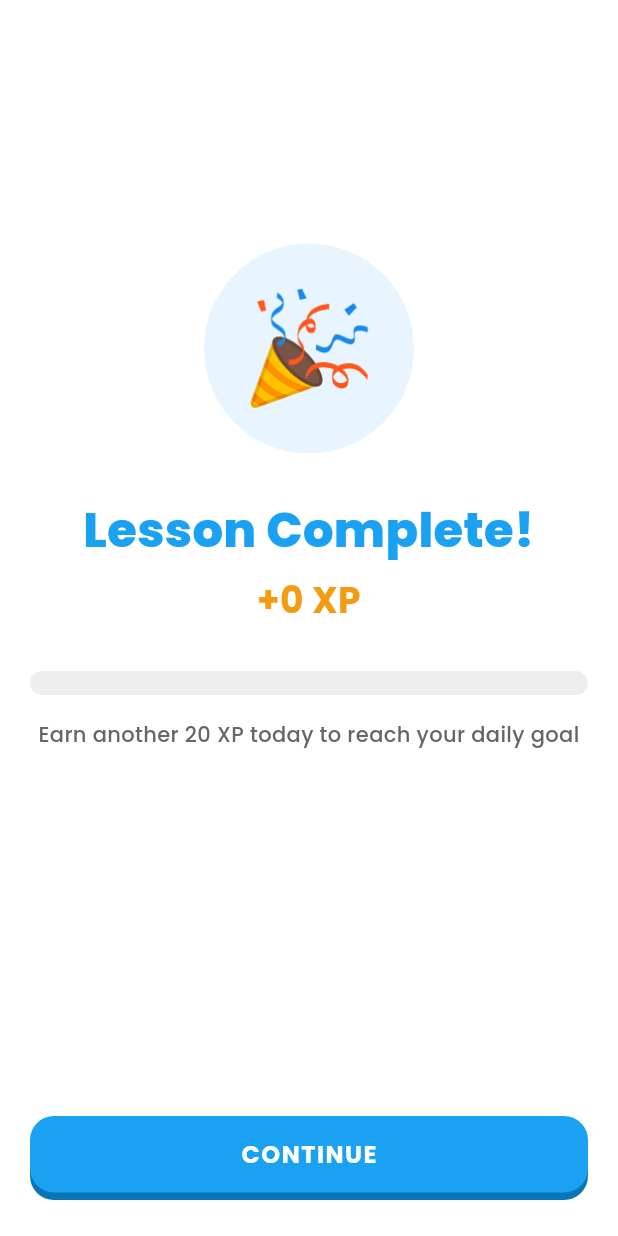
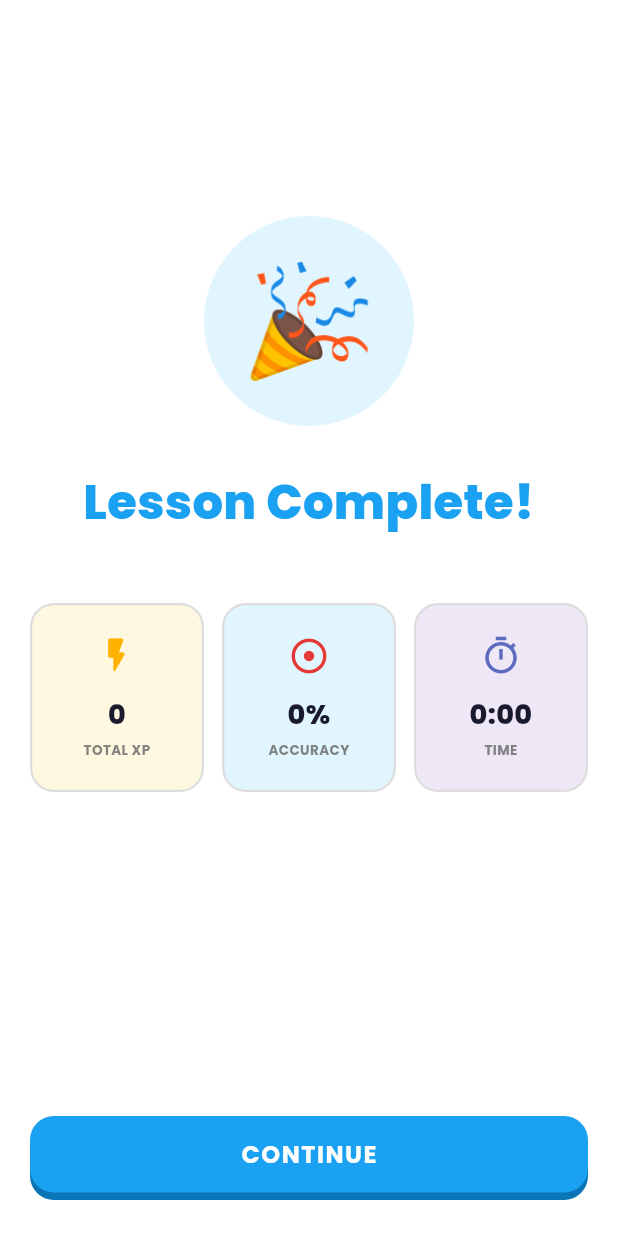
Before and after one commit to tareqsifat/quizlo_flutter, a Flutter app: the QuizCompletedScreen screen opened by its route, on a phone screen of 412 x 824 dp. Run offline on Flutter 3.47's test engine with Material 3 defaults, Android fonts, the phone set to English and light mode, and no system bars; our stand-ins replace dio, equatable, flutter_riverpod, flutter_secure_storage, fluttertoast, go_router and 5 more; accounts and stored records are empty; network calls fail.

Commit message:
fixed strak screen, add top stakc and streak count and profile

```diff
--- a/lib/features/quiz_engine/presentation/pages/quiz_completed_screen.dart
+++ b/lib/features/quiz_engine/presentation/pages/quiz_completed_screen.dart
@@ -66,10 +66,7 @@ class _QuizCompletedScreenState extends State<QuizCompletedScreen> {
   }
 
   Widget _buildLessonCompletePage() {
-    final dailyGoal = HiveStorage.getDailyGoal();
     final pointsEarned = widget.points;
-    final remainingXp = (dailyGoal - pointsEarned).clamp(0, dailyGoal);
-    final progressFraction = (pointsEarned / dailyGoal).clamp(0.0, 1.0);
 
     return SafeArea(
       child: Padding(
@@ -82,8 +79,8 @@ class _QuizCompletedScreenState extends State<QuizCompletedScreen> {
             Container(
               width: 140,
               height: 140,
-              decoration: BoxDecoration(
-                color: AppColors.primarySurface,
+              decoration: const BoxDecoration(
+                color: Color(0xFFE1F5FE), // light blue
                 shape: BoxShape.circle,
               ),
               child: const Center(
@@ -102,49 +99,41 @@ class _QuizCompletedScreenState extends State<QuizCompletedScreen> {
               ),
               textAlign: TextAlign.center,
             ),
-            const SizedBox(height: 12),
-            Text(
-              '+$pointsEarned XP',
-              style: AppTextStyles.h2.copyWith(
-                color: AppColors.accent,
-                fontSize: 24,
-                fontWeight: FontWeight.w700,
-              ),
-              textAlign: TextAlign.center,
-            ),
-            const SizedBox(height: 32),
+            const SizedBox(height: 48),
 
-            // Progress bar to daily goal
-            Container(
-              width: double.infinity,
-              height: 16,
-              decoration: BoxDecoration(
-                color: AppColors.divider,
-                borderRadius: BorderRadius.circular(50),
-              ),
-              child: FractionallySizedBox(
-                alignment: Alignment.centerLeft,
-                widthFactor: progressFraction,
-                child: Container(
-                  decoration: BoxDecoration(
-                    gradient: const LinearGradient(
-                      colors: [AppColors.accent, AppColors.accentLight],
-                    ),
-                    borderRadius: BorderRadius.circular(50),
+            // 3 Info Cards Row
+            Row(
+              children: [
+                Expanded(
+                  child: _buildInfoCard(
+                    icon: Icons.flash_on_rounded,
+                    iconColor: const Color(0xFFFFB300),
+                    value: '$pointsEarned',
+                    label: 'TOTAL XP',
+                    bgColor: const Color(0xFFFFF8E1),
                   ),
                 ),
+                const SizedBox(width: 12),
+                Expanded(
+                  child: _buildInfoCard(
+                    icon: Icons.adjust_rounded,
+                    iconColor: const Color(0xFFE53935),
+                    value: '${widget.accuracy}%',
+                    label: 'ACCURACY',
+                    bgColor: const Color(0xFFE1F5FE),
                   ),
                 ),
-            const SizedBox(height: 16),
-            Text(
-              remainingXp > 0
-                  ? 'Earn another $remainingXp XP today to reach your daily goal'
-                  : 'Daily goal achieved! Excellent work!',
-              style: AppTextStyles.bodyMedium.copyWith(
-                color: AppColors.textSecondary,
-                fontWeight: FontWeight.w500,
+                const SizedBox(width: 12),
+                Expanded(
+                  child: _buildInfoCard(
+                    icon: Icons.timer_outlined,
+                    iconColor: const Color(0xFF5C6BC0),
+                    value: widget.timeTaken,
+                    label: 'TIME',
+                    bgColor: const Color(0xFFEDE7F6),
                   ),
-              textAlign: TextAlign.center,
+                ),
+              ],
             ),
 
             const Spacer(flex: 3),
@@ -166,6 +155,51 @@ class _QuizCompletedScreenState extends State<QuizCompletedScreen> {
     );
   }
 
+  Widget _buildInfoCard({
+    required IconData icon,
+    required Color iconColor,
+    required String value,
+    required String label,
+    required Color bgColor,
+  }) {
+    return Container(
+      padding: const EdgeInsets.symmetric(vertical: 20, horizontal: 8),
+      decoration: BoxDecoration(
+        color: bgColor,
+        borderRadius: BorderRadius.circular(16),
+        border: Border.all(color: AppColors.border, width: 1.5),
+      ),
+      child: Column(
+        mainAxisSize: MainAxisSize.min,
+        children: [
+          Icon(icon, color: iconColor, size: 28),
+          const SizedBox(height: 12),
+          Text(
+            value,
+            style: const TextStyle(
+              fontFamily: 'Poppins',
+              fontSize: 18,
+              fontWeight: FontWeight.w800,
+              color: AppColors.textPrimary,
+            ),
+            textAlign: TextAlign.center,
+          ),
+          const SizedBox(height: 4),
+          Text(
+            label,
+            style: TextStyle(
+              fontFamily: 'Poppins',
+              fontSize: 9,
+              fontWeight: FontWeight.bold,
+              color: AppColors.textSecondary.withOpacity(0.8),
+            ),
+            textAlign: TextAlign.center,
+          ),
+        ],
+      ),
+    );
+  }
+
   Widget _buildStreakPage() {
     final streakCount = HiveStorage.getStreakCount();
     final practicedDays = StreakService.getPracticedDaysOfWeek(); // List of 7 booleans
@@ -178,38 +212,86 @@ class _QuizCompletedScreenState extends State<QuizCompletedScreen> {
           children: [
             const Spacer(flex: 2),
 
-            // Large Flame Badge with Streak Number
-            Stack(
+            // Redesigned Blue Flame Badge
+            Container(
+              width: 150,
+              height: 150,
+              decoration: const BoxDecoration(
+                color: Color(0xFFE1F5FE), // light blue background
+                shape: BoxShape.circle,
+              ),
+              child: Stack(
                 alignment: Alignment.center,
                 children: [
+                  // Outer Flame (darker blue)
                   const Icon(
                     Icons.local_fire_department_rounded,
-                  size: 160,
-                  color: AppColors.streakOrange,
+                    size: 96,
+                    color: Color(0xFF0288D1),
                   ),
+                  // Inner Flame (cyan)
+                  const Positioned(
+                    top: 42,
+                    child: Icon(
+                      Icons.local_fire_department_rounded,
+                      size: 60,
+                      color: Color(0xFF29B6F6),
+                    ),
+                  ),
+                  // White Circle with Streak Number Overlay
                   Positioned(
-                  bottom: 30,
+                    bottom: 24,
+                    child: Container(
+                      width: 28,
+                      height: 28,
+                      decoration: BoxDecoration(
+                        color: Colors.white,
+                        shape: BoxShape.circle,
+                        boxShadow: [
+                          BoxShadow(
+                            color: Colors.black.withOpacity(0.1),
+                            blurRadius: 4,
+                            offset: const Offset(0, 2),
+                          ),
+                        ],
+                      ),
+                      alignment: Alignment.center,
                       child: Text(
                         '$streakCount',
                         style: const TextStyle(
                           fontFamily: 'Poppins',
-                      fontSize: 36,
-                      fontWeight: FontWeight.w900,
-                      color: Colors.white,
+                          fontSize: 13,
+                          fontWeight: FontWeight.w800,
+                          color: Color(0xFF0288D1),
+                        ),
                       ),
                     ),
                   ),
                 ],
               ),
-            const SizedBox(height: 24),
+            ),
+            const SizedBox(height: 32),
 
-            // Streak Title
+            // Redesigned Streak Titles
             Text(
-              '$streakCount Day Streak!',
-              style: AppTextStyles.display1.copyWith(
-                color: AppColors.streakOrange,
-                fontSize: 32,
+              '$streakCount',
+              style: const TextStyle(
+                fontFamily: 'Poppins',
+                fontSize: 64,
+                fontWeight: FontWeight.w900,
+                color: Color(0xFF1A1A2E),
+                height: 1.1,
+              ),
+              textAlign: TextAlign.center,
+            ),
+            const Text(
+              'DAY STREAK',
+              style: TextStyle(
+                fontFamily: 'Poppins',
+                fontSize: 16,
                 fontWeight: FontWeight.w800,
+                color: Color(0xFF0288D1),
+                letterSpacing: 1.2,
               ),
               textAlign: TextAlign.center,
             ),
@@ -222,7 +304,7 @@ class _QuizCompletedScreenState extends State<QuizCompletedScreen> {
               ),
               textAlign: TextAlign.center,
             ),
-            const SizedBox(height: 40),
+            const SizedBox(height: 48),
 
             // Weekly day indicators (Saturday to Friday)
             Row(
@@ -230,28 +312,33 @@ class _QuizCompletedScreenState extends State<QuizCompletedScreen> {
               children: List.generate(7, (index) {
                 final isPracticed = practicedDays[index];
                 return Column(
+                  mainAxisSize: MainAxisSize.min,
                   children: [
-                    Stack(
-                      alignment: Alignment.center,
-                      children: [
-                        Icon(
-                          Icons.local_fire_department_rounded,
-                          size: 38,
-                          color: isPracticed ? AppColors.streakOrange : AppColors.divider,
-                        ),
-                        Positioned(
-                          bottom: 7,
-                          child: Text(
+                    Text(
                       dayLetters[index],
                       style: TextStyle(
                         fontFamily: 'Poppins',
-                              fontSize: 9,
-                              fontWeight: FontWeight.w900,
-                              color: isPracticed ? Colors.white : AppColors.textHint,
+                        fontSize: 12,
+                        fontWeight: FontWeight.bold,
+                        color: isPracticed ? const Color(0xFF0288D1) : AppColors.textHint,
                       ),
                     ),
+                    const SizedBox(height: 8),
+                    Container(
+                      width: 36,
+                      height: 36,
+                      decoration: BoxDecoration(
+                        shape: BoxShape.circle,
+                        color: isPracticed ? const Color(0xFF0288D1) : const Color(0xFFECEFF1),
                       ),
-                      ],
+                      alignment: Alignment.center,
+                      child: isPracticed
+                          ? const Icon(
+                              Icons.check_rounded,
+                              color: Colors.white,
+                              size: 20,
+                            )
+                          : null,
                     ),
                   ],
                 );
```
Also changed, not shown: lib/core/router/app_router.dart (+21 -2 lines), lib/core/widgets/global_top_bar.dart (added, +99 -0 lines), lib/features/dashboard/presentation/pages/discover_screen.dart (+24 -17 lines), lib/features/dashboard/presentation/pages/subject_selection_screen.dart (+6 -28 lines), lib/features/exam_type/presentation/pages/stack_selection_screen.dart (+10 -0 lines). Lines whose indentation alone changed are shown as unchanged.
